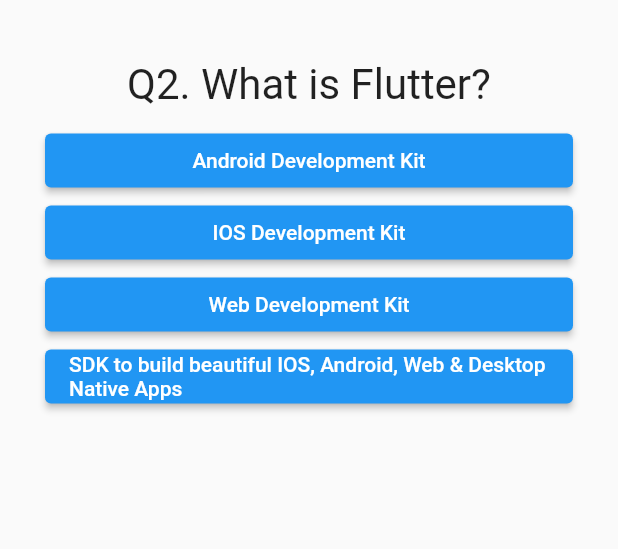
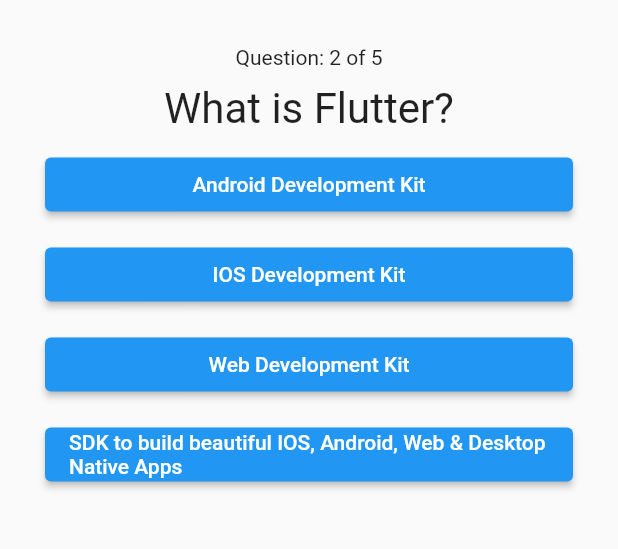
Before and after one commit to techwithsam/flutter_quiz, a Flutter app: the screen it shows after launch, after a tap on "Facebook", on a phone screen of 412 x 824 dp, the part 84-633 px from its top. Run offline on Flutter 3.47's test engine with Material 2 defaults, Android fonts, the phone set to English and light mode, and no system bars.

Commit message:
code refactoring

```diff
--- a/lib/answer.dart
+++ b/lib/answer.dart
@@ -11,8 +11,9 @@
 
   @override
   Widget build(BuildContext context) {
-    return SizedBox(
+    return Container(
       width: double.infinity,
+      margin: const EdgeInsets.only(bottom: 12),
       child: ElevatedButton(
         child: Text(answerText),
         onPressed: selectHandler,
--- /dev/null
+++ b/lib/home.dart
@@ -0,0 +1,62 @@
+import 'package:flutter/material.dart';
+import 'package:first_flutter_app/quiz.dart';
+import 'package:first_flutter_app/result.dart';
+import 'model/questions_model.dart';
+
+class HomeScreen extends StatefulWidget {
+  const HomeScreen({Key? key}) : super(key: key);
+
+  @override
+  State<StatefulWidget> createState() {
+    return _HomeScreenState();
+  }
+}
+
+class _HomeScreenState extends State<HomeScreen> {
+  QuestionModel? question;
+  int _questionIndex = 0, _totalScore = 0;
+
+  void _resetQuiz() {
+    setState(() {
+      _questionIndex = 0;
+      _totalScore = 0;
+    });
+  }
+
+  void _answerQuestion(int score) {
+    _totalScore += score;
+
+    setState(() {
+      _questionIndex = _questionIndex + 1;
+    });
+    debugPrint('$_questionIndex');
+    if (_questionIndex < questions.length) {
+      debugPrint('We have more questions!');
+    } else {
+      debugPrint('No more questions!');
+    }
+  }
+
+  @override
+  Widget build(BuildContext context) {
+    return MaterialApp(
+      debugShowCheckedModeBanner: false,
+      home: Scaffold(
+        appBar: AppBar(
+          title: const Text('First Flutter App'),
+          centerTitle: true,
+          elevation: 0,
+        ),
+        body: Padding(
+          padding: const EdgeInsets.all(30.0),
+          child: _questionIndex < questions.length
+              ? Quiz(
+                  answerQuestion: _answerQuestion,
+                  questionIndex: _questionIndex,
+                )
+              : Result(_totalScore, _resetQuiz),
+        ),
+      ),
+    );
+  }
+}
--- a/lib/main.dart
+++ b/lib/main.dart
@@ -1,115 +1,23 @@
-import 'package:first_flutter_app/quiz.dart';
-import 'package:first_flutter_app/result.dart';
+import 'package:first_flutter_app/home.dart';
 import 'package:flutter/material.dart';
 
-void main() => runApp(const MyApp());
-
-class MyApp extends StatefulWidget {
-  const MyApp({Key? key}) : super(key: key);
-
-  @override
-  State<StatefulWidget> createState() {
-    return _MyAppState();
-  }
+void main() {
+  runApp(const MyApp());
 }
 
-class _MyAppState extends State<MyApp> {
-  final _questions = const [
-    {
-      'questionText': 'Q1. Who created Flutter?',
-      'answers': [
-        {'text': 'Facebook', 'score': -2},
-        {'text': 'Adobe', 'score': -2},
-        {'text': 'Google', 'score': 10},
-        {'text': 'Microsoft', 'score': -2},
-      ],
-    },
-    {
-      'questionText': 'Q2. What is Flutter?',
-      'answers': [
-        {'text': 'Android Development Kit', 'score': -2},
-        {'text': 'IOS Development Kit', 'score': -2},
-        {'text': 'Web Development Kit', 'score': -2},
-        {
-          'text':
-              'SDK to build beautiful IOS, Android, Web & Desktop Native Apps',
-          'score': 10
-        },
-      ],
-    },
-    {
-      'questionText': ' Q3. Which programing language is used by Flutter',
-      'answers': [
-        {'text': 'Ruby', 'score': -2},
-        {'text': 'Dart', 'score': 10},
-        {'text': 'C++', 'score': -2},
-        {'text': 'Kotlin', 'score': -2},
-      ],
-    },
-    {
-      'questionText': 'Q4. Who created Dart programing language?',
-      'answers': [
-        {'text': 'Lars Bak and Kasper Lund', 'score': 10},
-        {'text': 'Brendan Eich', 'score': -2},
-        {'text': 'Bjarne Stroustrup', 'score': -2},
-        {'text': 'Jeremy Ashkenas', 'score': -2},
-      ],
-    },
-    {
-      'questionText':
-          'Q5. Is Flutter for Web and Desktop available in stable version?',
-      'answers': [
-        {'text': 'Yes', 'score': -2},
-        {'text': 'No', 'score': 10},
-      ],
-    },
-  ];
-
-  var _questionIndex = 0;
-  var _totalScore = 0;
-
-  void _resetQuiz() {
-    setState(() {
-      _questionIndex = 0;
-      _totalScore = 0;
-    });
-  }
-
-  void _answerQuestion(int score) {
-    _totalScore += score;
-
-    setState(() {
-      _questionIndex = _questionIndex + 1;
-    });
-    debugPrint('$_questionIndex');
-    if (_questionIndex < _questions.length) {
-      debugPrint('We have more questions!');
-    } else {
-      debugPrint('No more questions!');
-    }
-  }
+class MyApp extends StatelessWidget {
+  const MyApp({Key? key}) : super(key: key);
 
   @override
   Widget build(BuildContext context) {
     return MaterialApp(
-      debugShowCheckedModeBanner: false,
-      home: Scaffold(
-        appBar: AppBar(
-          title: const Text('First Flutter App'),
-          centerTitle: true,
-          elevation: 0,
-        ),
-        body: Padding(
-          padding: const EdgeInsets.all(30.0),
-          child: _questionIndex < _questions.length
-              ? Quiz(
-                  answerQuestion: _answerQuestion,
-                  questionIndex: _questionIndex,
-                  questions: _questions,
-                )
-              : Result(_totalScore, _resetQuiz),
-        ),
+      title: 'Quiz App',
+      theme: ThemeData(
+        primaryColor: Colors.blue,
+        platform: TargetPlatform.iOS,
       ),
+      debugShowCheckedModeBanner: true,
+      home: const HomeScreen(),
     );
   }
 }
--- /dev/null
+++ b/lib/model/questions_model.dart
@@ -0,0 +1,61 @@
+class QuestionModel {
+  final String questionText;
+  final List<Map<String, Object>> answers;
+
+  QuestionModel({
+    required this.answers,
+    required this.questionText,
+  });
+}
+
+List<QuestionModel> questions = [
+  QuestionModel(
+    questionText: 'Who created Flutter?',
+    answers: [
+      {'text': 'Facebook', 'score': 0},
+      {'text': 'Adobe', 'score': 0},
+      {'text': 'Google', 'score': 10},
+      {'text': 'Microsoft', 'score': 0},
+    ],
+  ),
+  QuestionModel(
+    questionText: 'What is Flutter?',
+    answers: [
+      {'text': 'Android Development Kit', 'score': 0},
+      {'text': 'IOS Development Kit', 'score': 0},
+      {'text': 'Web Development Kit', 'score': 0},
+      {
+        'text':
+            'SDK to build beautiful IOS, Android, Web & Desktop Native Apps',
+        'score': 10
+      },
+    ],
+  ),
+  QuestionModel(
+    questionText: 'Which programing language is used by Flutter',
+    answers: [
+      {'text': 'Ruby', 'score': 0},
+      {'text': 'Dart', 'score': 10},
+      {'text': 'C++', 'score': 0},
+      {'text': 'Kotlin', 'score': 0},
+    ],
+  ),
+  QuestionModel(
+    questionText: 'Who created Dart programing language?',
+    answers: [
+      {'text': 'Lars Bak and Kasper Lund', 'score': 10},
+      {'text': 'Brendan Eich', 'score': 0},
+      {'text': 'Bjarne Stroustrup', 'score': 0},
+      {'text': 'Jeremy Ashkenas', 'score': 0},
+    ],
+  ),
+  QuestionModel(
+    questionText: 'Is Flutter for Web and Desktop available in stable version?',
+    answers: [
+      {'text': 'Yes', 'score': 0},
+      {'text': 'No', 'score': 10},
+    ],
+  ),
+];
+
+// 07054456682
--- a/lib/quiz.dart
+++ b/lib/quiz.dart
@@ -1,28 +1,26 @@
 import 'package:first_flutter_app/answer.dart';
+import 'package:first_flutter_app/model/questions_model.dart';
 import 'package:first_flutter_app/question.dart';
 import 'package:flutter/material.dart';
 
 class Quiz extends StatelessWidget {
-  final List<Map<String, Object>> questions;
   final int questionIndex;
   final Function answerQuestion;
 
   const Quiz({
     Key? key,
-    required this.questions,
     required this.answerQuestion,
     required this.questionIndex,
   }) : super(key: key);
 
   @override
   Widget build(BuildContext context) {
+    int addup = questionIndex + 1;
     return Column(
       children: [
-        Question(
-          questions[questionIndex]['questionText'].toString(),
-        ),
-        ...(questions[questionIndex]['answers'] as List<Map<String, Object>>)
-            .map((answer) {
+        Text('Question: $addup of ${questions.length}'),
+        Question(questions[questionIndex].questionText),
+        ...(questions[questionIndex].answers).map((answer) {
           return Answer(
             () => answerQuestion(answer['score']),
             answer['text'].toString(),
```
